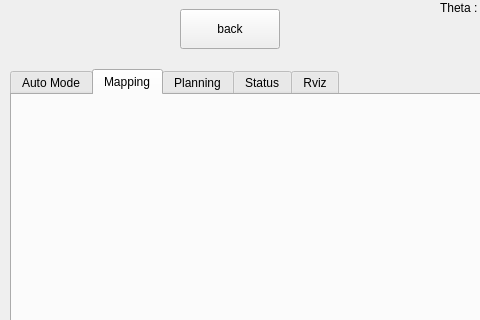
hungmanh150602/robot_hokuyo, file QTApp/robot_gui/mainwindow.ui: the form before one commit; both pictures show x 0 to 480 and y 111 to 431 of the 1280 by 720 pixel window.
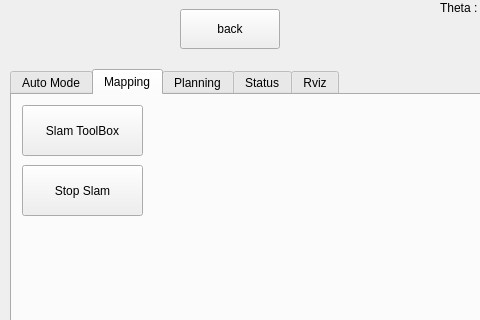
The form after the commit. The open tabs and pages were chosen to show the change.

Diff of the .ui file:
```diff
--- a/QTApp/robot_gui/mainwindow.ui
+++ b/QTApp/robot_gui/mainwindow.ui
@@ -176,6 +176,32 @@
      <attribute name="title">
       <string>Mapping</string>
      </attribute>
+     <widget class="QPushButton" name="btn_SlamToolBox">
+      <property name="geometry">
+       <rect>
+        <x>10</x>
+        <y>10</y>
+        <width>121</width>
+        <height>51</height>
+       </rect>
+      </property>
+      <property name="text">
+       <string>Slam ToolBox</string>
+      </property>
+     </widget>
+     <widget class="QPushButton" name="btn_StopSlam">
+      <property name="geometry">
+       <rect>
+        <x>10</x>
+        <y>70</y>
+        <width>121</width>
+        <height>51</height>
+       </rect>
+      </property>
+      <property name="text">
+       <string>Stop Slam</string>
+      </property>
+     </widget>
     </widget>
     <widget class="QWidget" name="tab_3">
      <attribute name="title">
```
Left out of the diff: 37 changed lines with no effect on the pictures.
